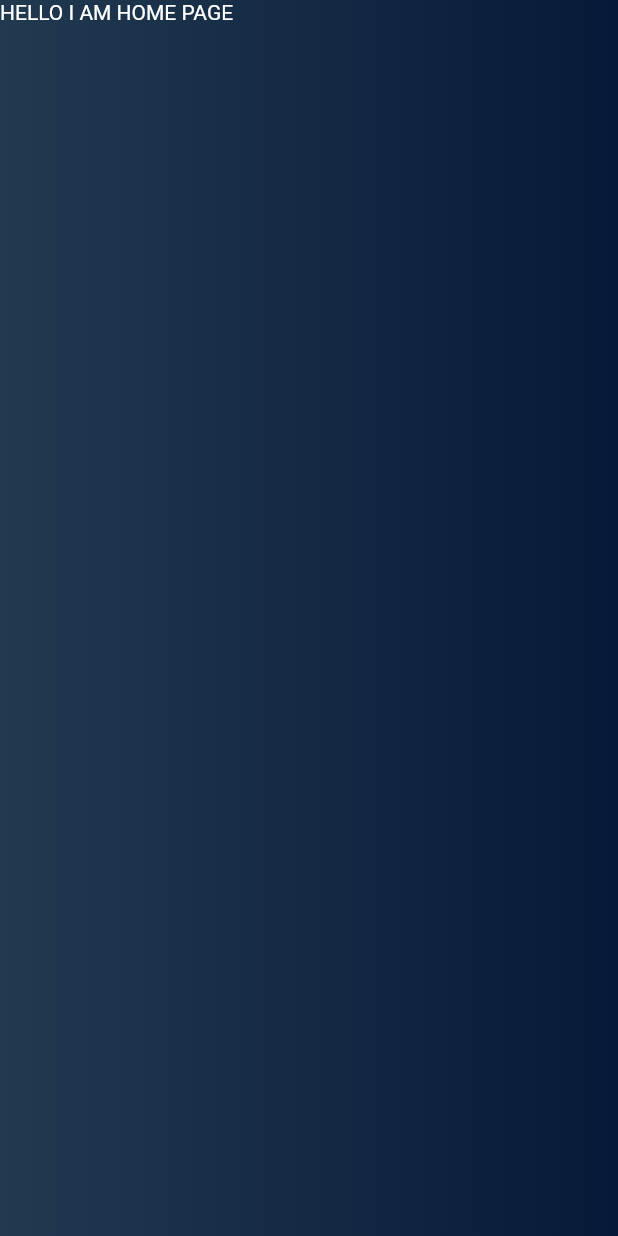
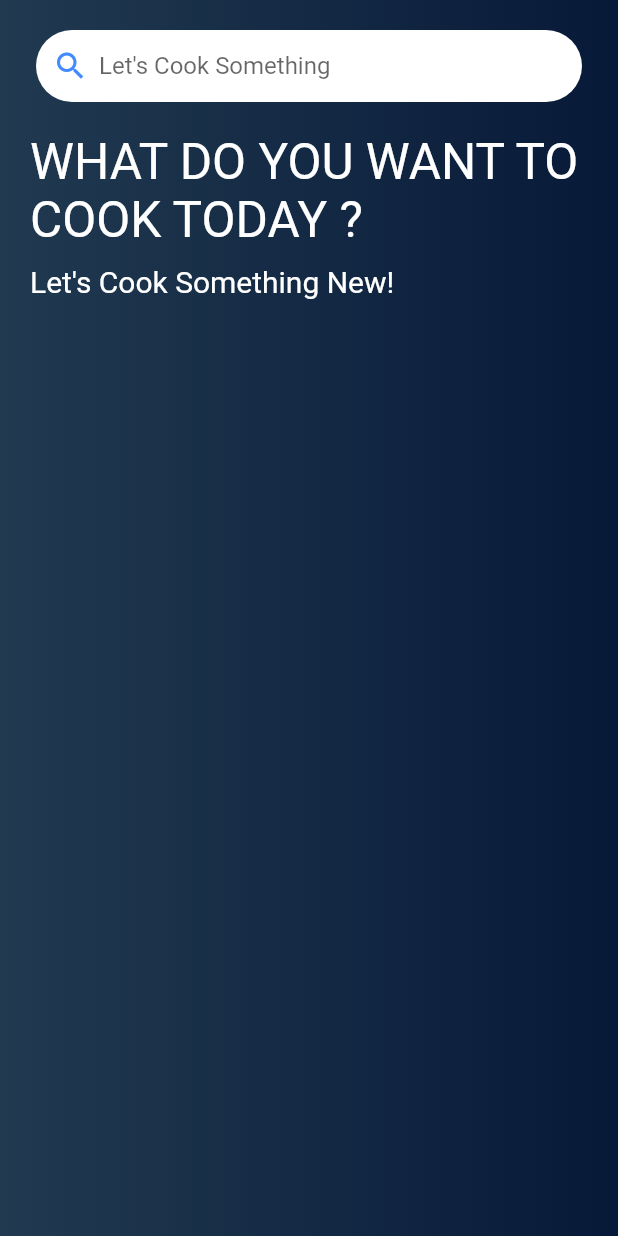
Before and after one commit to RhyshaKachari/refined_feasts, a Flutter app: the screen it shows after launch, on a phone screen of 412 x 824 dp. Run offline on Flutter 3.47's test engine with Material 2 defaults, Android fonts, the phone set to English and light mode, and no system bars; Roboto replaces fonts that are missing (Poppins).

Commit message:
addded search bar and changed font in themeddata

```diff
--- a/lib/home.dart
+++ b/lib/home.dart
@@ -6,6 +6,7 @@ class Home extends StatefulWidget {
 }
 
 class _HomeState extends State<Home> {
+  TextEditingController searchContoller = new TextEditingController();
   @override
   Widget build(BuildContext context) {
     return Scaffold(
@@ -23,7 +24,71 @@ class _HomeState extends State<Home> {
               ),
             ),
           ),
-          SafeArea(child: Text("HELLO I AM HOME PAGE" ,style: TextStyle(color: Colors.white),)),
+        Column(
+          children: [
+            SafeArea(
+              child: Container(
+                // Search wala container
+                // color: Colors.grey,
+                padding: EdgeInsets.symmetric(horizontal: 8),
+                margin: EdgeInsets.symmetric(horizontal: 24, vertical: 20),
+                decoration: BoxDecoration(
+                    color: Colors.white,
+                    borderRadius: BorderRadius.circular(24)),
+                child: Row(
+                  children: [
+                    GestureDetector(
+                      onTap: () {
+                        if((searchContoller.text).replaceAll(" ", "") == ""){
+                          print("Blank search");
+                        }
+                        else{
+                          Navigator.pushReplacementNamed(context, "/loading",arguments: {
+                            "searchText" : searchContoller.text,
+                          });
+                        }
+
+                        print(searchContoller.text);
+                      },
+                      child: Container(
+                        child: Icon(
+                          Icons.search,
+                          color: Colors.blueAccent,
+                        ),
+                        margin: EdgeInsets.fromLTRB(3, 0, 7, 0),
+                      ),
+                    ),
+                    Expanded(
+                        child: TextField(
+                          controller: searchContoller,
+                          decoration: InputDecoration(
+                            border: InputBorder.none,
+                            hintText: "Let's Cook Something",
+                          ),
+                        )
+                    ),
+                  ],
+                ),
+              ),
+            ),
+
+           Container(
+             padding: EdgeInsets.symmetric(horizontal:20 ),
+             child: Column(
+               crossAxisAlignment: CrossAxisAlignment.start,
+               children: [
+                 Text("WHAT DO YOU WANT TO COOK TODAY ?", style: TextStyle(
+                   color: Colors.white, fontSize: 33,
+                 ),),
+                 SizedBox(height: 10,),
+                 Text("Let's Cook Something New!" , style: TextStyle(
+                   color: Colors.white, fontSize: 20,
+                 ),)
+               ],
+             ),
+           )
+    ],
+        )
 
 
         ],
--- a/lib/main.dart
+++ b/lib/main.dart
@@ -16,7 +16,7 @@ class MyApp extends StatelessWidget {
       debugShowCheckedModeBanner: false,
       title: 'Flutter Demo',
       theme: ThemeData(
-
+        fontFamily: "Poppins",
         primarySwatch: Colors.blue,
       ),
       home: Home(),
```
